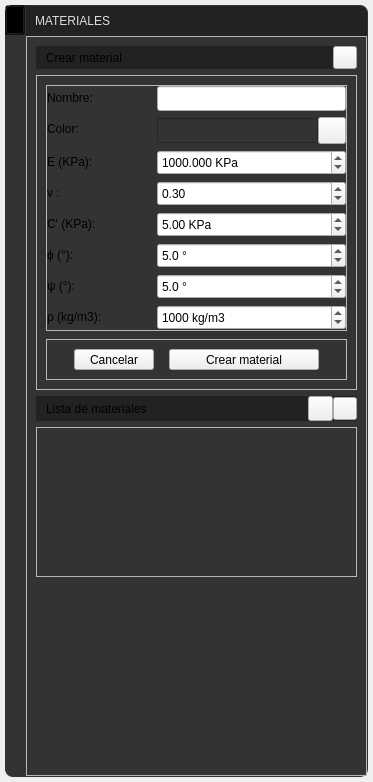
Above: app/ui/widget_draw_menu_properties.ui from edwinar13/MPM-UN before the change. Below: the same form after it.
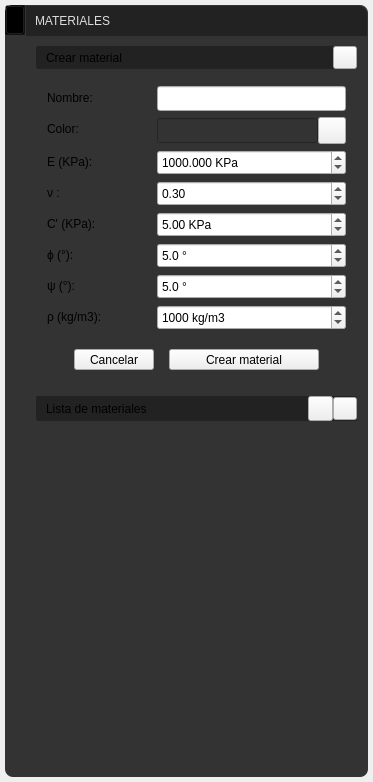
That is the form after the change. Icons and pictures are not drawn.

Diff of the .ui file:
```diff
--- a/app/ui/widget_draw_menu_properties.ui
+++ b/app/ui/widget_draw_menu_properties.ui
@@ -75,6 +75,13 @@
 border-radius: 8px
 }
 
+QFrame#frame_info,
+QFrame#frame_properties1,
+QFrame#frame_properties2,
+QFrame#frame_properties1_1,
+QFrame#frame_4{
+background: transparent;
+}
 /*#################################################################*/
 /*####################       FRAME HIDE       ###########################*/
 /*#################################################################*/
```
Left out of the diff: 82 changed lines with no effect on the pictures.
